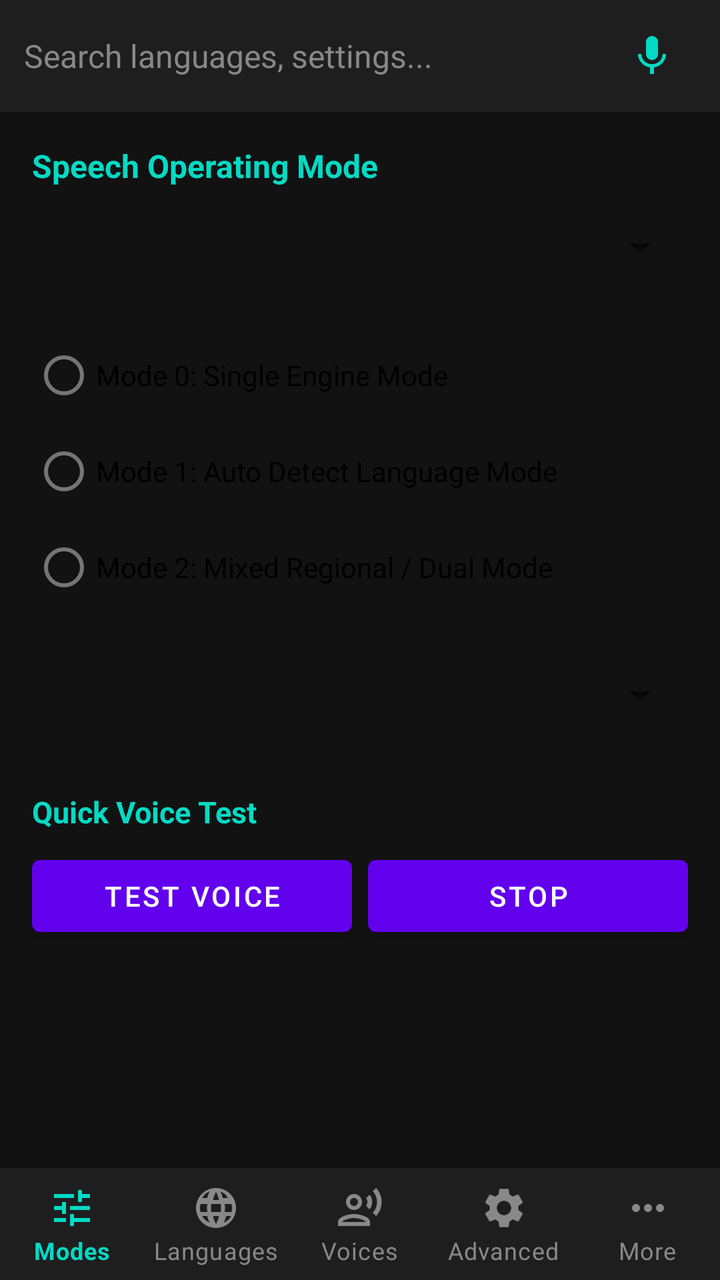
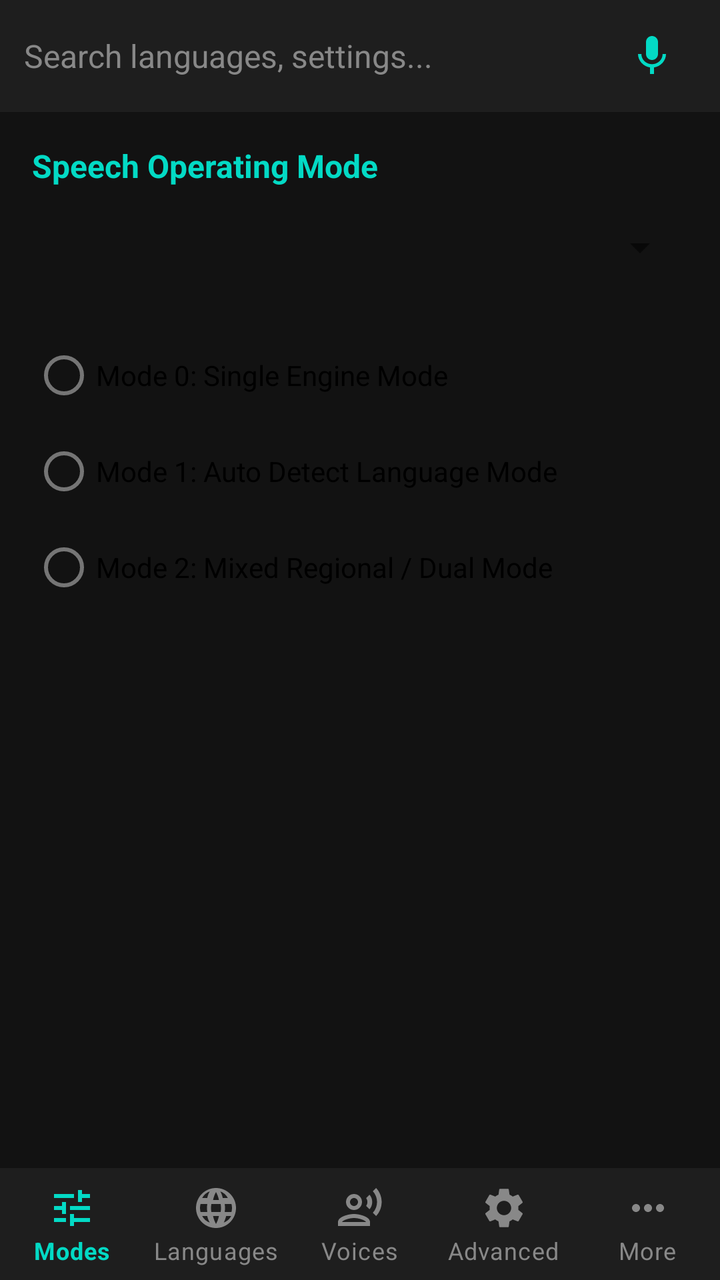

Screens rendered from an Android XML layout before and after an edit, with the pre-edit source and the edit as a unified diff.
<!-- AndroidManifest.xml: application theme Theme.SpeechPlusTTS -->
<!-- res/layout/activity_main.xml -->
<?xml version="1.0" encoding="utf-8"?>
<LinearLayout xmlns:android="http://schemas.android.com/apk/res/android"
    xmlns:app="http://schemas.android.com/apk/res-auto"
    android:layout_width="match_parent"
    android:layout_height="match_parent"
    android:orientation="vertical"
    android:background="#121212">

    
    <LinearLayout
        android:id="@+id/layoutSearchBar"
        android:layout_width="match_parent"
        android:layout_height="56dp"
        android:orientation="horizontal"
        android:gravity="center_vertical"
        android:paddingStart="12dp"
        android:paddingEnd="12dp"
        android:background="#1E1E1E">

        <EditText
            android:id="@+id/edtSearch"
            android:layout_width="0dp"
            android:layout_height="wrap_content"
            android:layout_weight="1"
            android:hint="Search languages, settings..."
            android:textColorHint="#888888"
            android:textColor="#FFFFFF"
            android:textSize="16sp"
            android:background="@null"
            android:singleLine="true"
            android:imeOptions="actionSearch" />

        <ImageButton
            android:id="@+id/btnClearSearch"
            android:layout_width="44dp"
            android:layout_height="44dp"
            android:background="?attr/selectableItemBackgroundBorderless"
            android:src="@drawable/ic_clear"
            android:contentDescription="Clear search text"
            android:visibility="gone" />

        <ImageButton
            android:id="@+id/btnVoiceSearch"
            android:layout_width="44dp"
            android:layout_height="44dp"
            android:background="?attr/selectableItemBackgroundBorderless"
            android:src="@drawable/ic_mic"
            android:contentDescription="Voice Search with Google Speech" />
    </LinearLayout>

    <FrameLayout
        android:id="@+id/fragmentContainer"
        android:layout_width="match_parent"
        android:layout_height="0dp"
        android:layout_weight="1">

        
        <ScrollView
            android:id="@+id/tabModes"
            android:layout_width="match_parent"
            android:layout_height="match_parent"
            android:padding="16dp"
            android:visibility="visible">

            <LinearLayout
                android:id="@+id/containerModes"
                android:layout_width="match_parent"
                android:layout_height="wrap_content"
                android:orientation="vertical">

                <TextView
                    android:layout_width="wrap_content"
                    android:layout_height="wrap_content"
                    android:text="Speech Operating Mode"
                    android:textColor="#03DAC5"
                    android:textSize="16sp"
                    android:textStyle="bold"
                    android:layout_marginBottom="6dp" />

                <Spinner
                    android:id="@+id/spinnerModes"
                    
                    android:layout_width="match_parent"
                    android:layout_height="48dp"
                    android:layout_marginBottom="16dp" />

                <RadioGroup
                    android:id="@+id/radioGroupModes"
                    android:layout_width="match_parent"
                    android:layout_height="wrap_content"
                    android:layout_marginBottom="16dp">
                    <RadioButton
                        android:id="@+id/radioMode0"
                        android:layout_width="wrap_content"
                        android:layout_height="wrap_content"
                        android:text="Mode 0: Single Engine Mode" />
                    <RadioButton
                        android:id="@+id/radioMode1"
                        android:layout_width="wrap_content"
                        android:layout_height="wrap_content"
                        android:text="Mode 1: Auto Detect Language Mode" />
                    <RadioButton
                        android:id="@+id/radioMode2"
                        android:layout_width="wrap_content"
                        android:layout_height="wrap_content"
                        android:text="Mode 2: Mixed Regional / Dual Mode" />
                </RadioGroup>

                <TextView
                    android:id="@+id/lblPrimaryEngine" android:visibility="gone"
                    android:layout_width="wrap_content"
                    android:layout_height="wrap_content"
                    android:text="Primary TTS Engine (Latin / English / Default)"
                    android:textColor="#03DAC5"
                    android:textSize="15sp"
                    android:textStyle="bold"
                    android:layout_marginBottom="6dp" />

                <Spinner
                    android:id="@+id/spinnerEngines" 
                    android:layout_width="match_parent"
                    android:layout_height="48dp"
                    android:layout_marginBottom="16dp" />

                <LinearLayout
                    android:id="@+id/layoutSecondary" android:visibility="gone"
                    android:layout_width="match_parent"
                    android:layout_height="wrap_content"
                    android:orientation="vertical">

                    <TextView
                        android:layout_width="wrap_content"
                        android:layout_height="wrap_content"
                        android:text="Secondary TTS Engine (Regional / Devanagari)"
                        android:textColor="#03DAC5"
                        android:textSize="15sp"
                        android:textStyle="bold"
                        android:layout_marginBottom="6dp" />

                    <Spinner
                        android:id="@+id/spinnerSecondaryEngines"
                        android:layout_width="match_parent"
                        android:layout_height="48dp"
                        android:layout_marginBottom="16dp" />
                </LinearLayout>

                <TextView
                    android:layout_width="wrap_content"
                    android:layout_height="wrap_content"
                    android:text="Quick Voice Test"
                    android:textColor="#03DAC5"
                    android:textSize="15sp"
                    android:textStyle="bold"
                    android:layout_marginTop="8dp"
                    android:layout_marginBottom="8dp" />

                <LinearLayout
                    android:layout_width="match_parent"
                    android:layout_height="wrap_content"
                    android:orientation="horizontal">

                    <Button
                        android:id="@+id/btnTestVoice"
                        android:layout_width="0dp"
                        android:layout_height="wrap_content"
                        android:layout_weight="1"
                        android:layout_marginEnd="8dp"
                        android:text="Test Voice" />

                    <Button
                        android:id="@+id/btnStopSpeaking"
                        android:layout_width="0dp"
                        android:layout_height="wrap_content"
                        android:layout_weight="1"
                        android:text="Stop" />
                </LinearLayout>

            </LinearLayout>
        </ScrollView>

        
        <ScrollView
            android:id="@+id/tabLanguages"
            android:layout_width="match_parent"
            android:layout_height="match_parent"
            android:padding="16dp"
            android:visibility="gone">

            <LinearLayout
                android:layout_width="match_parent"
                android:layout_height="wrap_content"
                android:orientation="vertical">

                <TextView
                    android:layout_width="wrap_content"
                    android:layout_height="wrap_content"
                    android:text="Supported Global Languages (A-Z)"
                    android:textColor="#03DAC5"
                    android:textSize="16sp"
                    android:textStyle="bold" />

                <TextView
                    android:layout_width="wrap_content"
                    android:layout_height="wrap_content"
                    android:text="Enable or disable specific languages for automatic routing."
                    android:textColor="#AAAAAA"
                    android:textSize="13sp"
                    android:layout_marginBottom="12dp" />

                <LinearLayout
                    android:layout_width="match_parent"
                    android:layout_height="wrap_content"
                    android:orientation="horizontal"
                    android:layout_marginBottom="12dp">

                    <Button
                        android:id="@+id/btnSelectAllLangs"
                        android:layout_width="0dp"
                        android:layout_height="wrap_content"
                        android:layout_weight="1"
                        android:layout_marginEnd="8dp"
                        android:text="Select All" />

                    <Button
                        android:id="@+id/btnClearAllLangs"
                        android:layout_width="0dp"
                        android:layout_height="wrap_content"
                        android:text="Clear All" />
                </LinearLayout>

                <LinearLayout
                    android:id="@+id/layoutLanguagesList"
                    android:layout_width="match_parent"
                    android:layout_height="wrap_content"
                    android:orientation="vertical" />

            </LinearLayout>
        </ScrollView>
        
        <ScrollView
            android:id="@+id/tabVoices"
            android:layout_width="match_parent"
            android:layout_height="match_parent"
            android:padding="16dp"
            android:visibility="gone">

            <LinearLayout
                android:id="@+id/containerVoices"
                android:layout_width="match_parent"
                android:layout_height="wrap_content"
                android:orientation="vertical">

                <TextView
                    android:layout_width="wrap_content"
                    android:layout_height="wrap_content"
                    android:text="1. Select Language (A-Z)"
                    android:textColor="#03DAC5"
                    android:textSize="15sp"
                    android:textStyle="bold"
                    android:layout_marginBottom="4dp" />

                <Spinner
                    android:id="@+id/spinnerVoiceLanguage"
                    android:layout_width="match_parent"
                    android:layout_height="48dp"
                    android:layout_marginBottom="14dp" />

                <TextView
                    android:layout_width="wrap_content"
                    android:layout_height="wrap_content"
                    android:text="2. Select TTS Engine"
                    android:textColor="#03DAC5"
                    android:textSize="15sp"
                    android:textStyle="bold"
                    android:layout_marginBottom="4dp" />

                <Spinner
                    android:id="@+id/spinnerVoiceEngine"
                    android:layout_width="match_parent"
                    android:layout_height="48dp"
                    android:layout_marginBottom="14dp" />

                <TextView
                    android:layout_width="wrap_content"
                    android:layout_height="wrap_content"
                    android:text="3. Select Voice Variant"
                    android:textColor="#03DAC5"
                    android:textSize="15sp"
                    android:textStyle="bold"
                    android:layout_marginBottom="4dp" />

                <Spinner
                    android:id="@+id/spinnerVoiceVariant"
                    android:layout_width="match_parent"
                    android:layout_height="48dp"
                    android:layout_marginBottom="16dp" />

                
                <TextView
                    android:id="@+id/lblVoicesRate"
                    android:layout_width="wrap_content"
                    android:layout_height="wrap_content"
                    android:text="Speech Rate: 1.0x"
                    android:textColor="#FFFFFF"
                    android:textSize="14sp" />

                <LinearLayout
                    android:layout_width="match_parent"
                    android:layout_height="wrap_content"
                    android:orientation="horizontal"
                    android:gravity="center_vertical"
                    android:layout_marginBottom="12dp">

                    <Button
                        android:id="@+id/btnRateMinus"
                        android:layout_width="48dp"
                        android:layout_height="44dp"
                        android:text="-"
                        android:textSize="18sp"
                        android:contentDescription="Decrease speech rate by 5 percent" />

                    <SeekBar
                        android:id="@+id/seekVoiceRate"
                        android:layout_width="0dp"
                        android:layout_height="wrap_content"
                        android:layout_weight="1"
                        android:max="100"
                        android:progress="50" />

                    <Button
                        android:id="@+id/btnRatePlus"
                        android:layout_width="48dp"
                        android:layout_height="44dp"
                        android:text="+"
                        android:textSize="18sp"
                        android:contentDescription="Increase speech rate by 5 percent" />
                </LinearLayout>

                
                <TextView
                    android:id="@+id/lblVoicesPitch"
                    android:layout_width="wrap_content"
                    android:layout_height="wrap_content"
                    android:text="Speech Pitch: 1.0x"
                    android:textColor="#FFFFFF"
                    android:textSize="14sp" />

                <LinearLayout
                    android:layout_width="match_parent"
                    android:layout_height="wrap_content"
                    android:orientation="horizontal"
                    android:gravity="center_vertical"
                    android:layout_marginBottom="12dp">

                    <Button
                        android:id="@+id/btnPitchMinus"
                        android:layout_width="48dp"
                        android:layout_height="44dp"
                        android:text="-"
                        android:textSize="18sp"
                        android:contentDescription="Decrease speech pitch by 5 percent" />

                    <SeekBar
                        android:id="@+id/seekVoicePitch"
                        android:layout_width="0dp"
                        android:layout_height="wrap_content"
                        android:layout_weight="1"
                        android:max="100"
                        android:progress="50" />

                    <Button
                        android:id="@+id/btnPitchPlus"
                        android:layout_width="48dp"
                        android:layout_height="44dp"
                        android:text="+"
                        android:textSize="18sp"
                        android:contentDescription="Increase speech pitch by 5 percent" />
                </LinearLayout>

                
                <TextView
                    android:id="@+id/lblVoicesVolume"
                    android:layout_width="wrap_content"
                    android:layout_height="wrap_content"
                    android:text="Voice Volume: 100%"
                    android:textColor="#FFFFFF"
                    android:textSize="14sp" />

                <SeekBar
                    android:id="@+id/seekVoiceVolume"
                    android:layout_width="match_parent"
                    android:layout_height="wrap_content"
                    android:max="100"
                    android:progress="100"
                    android:layout_marginBottom="16dp" />

                
                <LinearLayout
                    android:layout_width="match_parent"
                    android:layout_height="wrap_content"
                    android:orientation="horizontal"
                    android:layout_marginBottom="8dp">

                    <Button
                        android:id="@+id/btnTestVoiceSingle"
                        android:layout_width="0dp"
                        android:layout_height="wrap_content"
                        android:layout_weight="1"
                        android:layout_marginEnd="6dp"
                        android:text="Test Voice" />

                    <Button
                        android:id="@+id/btnDefaultVoice"
                        android:layout_width="0dp"
                        android:layout_height="wrap_content"
                        android:layout_weight="1"
                        android:text="Default" />
                </LinearLayout>

                <Button
                    android:id="@+id/btnSaveVoiceSettings"
                    android:layout_width="match_parent"
                    android:layout_height="52dp"
                    android:backgroundTint="#00E676"
                    android:textColor="#000000"
                    android:textStyle="bold"
                    android:text="Save Settings for this Language"
                    android:layout_marginBottom="20dp" />

                
                <TextView
                    android:layout_width="wrap_content"
                    android:layout_height="wrap_content"
                    android:text="Configured Language Mappings"
                    android:textColor="#03DAC5"
                    android:textSize="16sp"
                    android:textStyle="bold"
                    android:layout_marginBottom="8dp" />

                <LinearLayout
                    android:id="@+id/layoutConfiguredLanguages"
                    android:layout_width="match_parent"
                    android:layout_height="wrap_content"
                    android:orientation="vertical" />

            </LinearLayout>
        </ScrollView>
        
        <ScrollView
            android:id="@+id/tabAdvanced"
            android:layout_width="match_parent"
            android:layout_height="match_parent"
            android:padding="16dp"
            android:visibility="gone">

            <LinearLayout
                android:id="@+id/containerAdvanced"
                android:layout_width="match_parent"
                android:layout_height="wrap_content"
                android:orientation="vertical">

                <TextView
                    android:layout_width="wrap_content"
                    android:layout_height="wrap_content"
                    android:text="Audio Stream Routing"
                    android:textColor="#03DAC5"
                    android:textSize="15sp"
                    android:textStyle="bold"
                    android:layout_marginBottom="4dp" />

                <Spinner
                    android:id="@+id/spinnerAudioRouting"
                    android:layout_width="match_parent"
                    android:layout_height="48dp"
                    android:layout_marginBottom="16dp" />

                <CheckBox
                    android:id="@+id/chkAmplifyVolume"
                    android:layout_width="match_parent"
                    android:layout_height="wrap_content"
                    android:text="Volume Amplification (Boost Audio)"
                    android:textColor="#FFFFFF"
                    android:layout_marginBottom="8dp" />

                <CheckBox
                    android:id="@+id/chkKeepAlive"
                    android:layout_width="match_parent"
                    android:layout_height="wrap_content"
                    android:text="Keep TTS Engine Always Alive (Prevent Cold Start Lag)"
                    android:textColor="#FFFFFF"
                    android:layout_marginBottom="8dp" />

                <CheckBox
                    android:id="@+id/chkForceRate"
                    android:layout_width="match_parent"
                    android:layout_height="wrap_content"
                    android:text="Force App Rate (Override Screen Reader Speed)"
                    android:textColor="#FFFFFF"
                    android:layout_marginBottom="8dp" />

                <CheckBox
                    android:id="@+id/chkForcePitch"
                    android:layout_width="match_parent"
                    android:layout_height="wrap_content"
                    android:text="Force App Pitch (Override Screen Reader Pitch)"
                    android:textColor="#FFFFFF"
                    android:layout_marginBottom="8dp" />

                <CheckBox
                    android:id="@+id/chkStripAttributes"
                    android:layout_width="match_parent"
                    android:layout_height="wrap_content"
                    android:text="Remove Audio Attributes (Fix Cutoff on Samsung/Realme)"
                    android:textColor="#FFFFFF"
                    android:layout_marginBottom="8dp" />

                <CheckBox
                    android:id="@+id/chkQuickChar"
                    android:layout_width="match_parent"
                    android:layout_height="wrap_content"
                    android:text="Quick Character Read (0ms Typing Feedback)"
                    android:textColor="#FFFFFF"
                    android:layout_marginBottom="16dp" />

                <Button
                    android:id="@+id/btnIgnoreBattery"
                    android:layout_width="match_parent"
                    android:layout_height="wrap_content"
                    android:text="Request Battery Unrestricted (Zero Background Kill)"
                    android:layout_marginBottom="16dp" />

            </LinearLayout>
        </ScrollView>

        
        <ScrollView
            android:id="@+id/tabMore"
            android:layout_width="match_parent"
            android:layout_height="match_parent"
            android:padding="16dp"
            android:visibility="gone">

            <LinearLayout
                android:id="@+id/containerMore"
                android:layout_width="match_parent"
                android:layout_height="wrap_content"
                android:orientation="vertical">

                <TextView
                    android:layout_width="wrap_content"
                    android:layout_height="wrap_content"
                    android:text="System &amp; Quick Actions"
                    android:textColor="#03DAC5"
                    android:textSize="16sp"
                    android:textStyle="bold"
                    android:layout_marginBottom="10dp" />

                <Button
                    android:id="@+id/btnOpenSystemTts"
                    android:layout_width="match_parent"
                    android:layout_height="wrap_content"
                    android:text="Open Android Text-to-Speech Settings"
                    android:layout_marginBottom="8dp" />

                <Button
                    android:id="@+id/btnCheckUpdateMore" 
                    android:layout_width="match_parent"
                    android:layout_height="wrap_content"
                    android:text="Check for In-App Updates"
                    android:layout_marginBottom="8dp" />

                <Button
                    android:id="@+id/btnOpenAboutPage"
                    android:layout_width="match_parent"
                    android:layout_height="wrap_content"
                    android:text="Open Community &amp; Help Desk (All 10 Links)"
                    android:layout_marginBottom="20dp" />

                <TextView
                    android:layout_width="wrap_content"
                    android:layout_height="wrap_content"
                    android:text="About Developer: Paras Yadav"
                    android:textColor="#03DAC5"
                    android:textSize="16sp"
                    android:textStyle="bold"
                    android:layout_marginBottom="6dp" />

                <TextView
                    android:id="@+id/tvAboutExcerpt"
                    android:layout_width="match_parent"
                    android:layout_height="wrap_content"
                    android:text="Speech Plus TTS is built with a Zero-Lag mission for visually impaired users. Developer: Paras Yadav. Join our community for voice-first Android innovations, accessible gaming, and peer guidance.\n\nDeveloper: Paras Yadav. Speech Plus TTS."
                    android:textColor="#CCCCCC"
                    android:textSize="14sp"
                    android:lineSpacingExtra="4dp" />

            </LinearLayout>
        </ScrollView>

    </FrameLayout>

    
    <com.google.android.material.bottomnavigation.BottomNavigationView
        android:id="@+id/bottomNavigation"
        android:layout_width="match_parent"
        android:layout_height="wrap_content"
        android:background="#1E1E1E"
        app:itemIconTint="@color/bottom_nav_color_selector"
        app:itemTextColor="@color/bottom_nav_color_selector"
        app:labelVisibilityMode="labeled"
        app:menu="@menu/bottom_nav_menu" />

</LinearLayout>
<!-- resources referenced by this layout -->
<resources>
  <!-- drawable ic_clear (drawable) -->
  <vector xmlns:android="http://schemas.android.com/apk/res/android"
      android:width="24dp"
      android:height="24dp"
      android:viewportWidth="24"
      android:viewportHeight="24">
      <path
          android:fillColor="#AAAAAA"
          android:pathData="M19,6.41L17.59,5 12,10.59 6.41,5 5,6.41 10.59,12 5,17.59 6.41,19 12,13.41 17.59,19 19,17.59 13.41,12z"/>
  </vector>
  <!-- drawable ic_mic (drawable) -->
  <vector xmlns:android="http://schemas.android.com/apk/res/android"
      android:width="24dp"
      android:height="24dp"
      android:viewportWidth="24"
      android:viewportHeight="24">
      <path
          android:fillColor="#03DAC5"
          android:pathData="M12,14c1.66,0 3,-1.34 3,-3V5c0,-1.66 -1.34,-3 -3,-3S9,3.34 9,5v6c0,1.66 1.34,3 3,3zM17.3,11c0,3 -2.54,5.1 -5.3,5.1S6.7,14 6.7,11H5c0,3.41 2.72,6.23 6,6.72V21h2v-3.28c3.28,-0.48 6,-3.3 6,-6.72h-1.7z"/>
  </vector>
  <style name="Theme.SpeechPlusTTS" parent="Theme.MaterialComponents.DayNight.DarkActionBar">
          <item name="colorPrimary">@color/purple_500</item>
          <item name="colorPrimaryVariant">@color/purple_700</item>
          <item name="colorSecondary">@color/teal_200</item>
      </style>
  <color name="purple_500">#6200EE</color>
  <color name="purple_700">#3700B3</color>
  <color name="teal_200">#03DAC5</color>
</resources>

<!-- the commit's change to res/layout/activity_main.xml (unified diff, before → after) -->
@@ -106,74 +106,7 @@
                         android:text="Mode 2: Mixed Regional / Dual Mode" />
                 </RadioGroup>
 
-                <TextView
-                    android:id="@+id/lblPrimaryEngine" android:visibility="gone"
-                    android:layout_width="wrap_content"
-                    android:layout_height="wrap_content"
-                    android:text="Primary TTS Engine (Latin / English / Default)"
-                    android:textColor="#03DAC5"
-                    android:textSize="15sp"
-                    android:textStyle="bold"
-                    android:layout_marginBottom="6dp" />
-
-                <Spinner
-                    android:id="@+id/spinnerEngines" 
-                    android:layout_width="match_parent"
-                    android:layout_height="48dp"
-                    android:layout_marginBottom="16dp" />
-
-                <LinearLayout
-                    android:id="@+id/layoutSecondary" android:visibility="gone"
-                    android:layout_width="match_parent"
-                    android:layout_height="wrap_content"
-                    android:orientation="vertical">
-
-                    <TextView
-                        android:layout_width="wrap_content"
-                        android:layout_height="wrap_content"
-                        android:text="Secondary TTS Engine (Regional / Devanagari)"
-                        android:textColor="#03DAC5"
-                        android:textSize="15sp"
-                        android:textStyle="bold"
-                        android:layout_marginBottom="6dp" />
-
-                    <Spinner
-                        android:id="@+id/spinnerSecondaryEngines"
-                        android:layout_width="match_parent"
-                        android:layout_height="48dp"
-                        android:layout_marginBottom="16dp" />
-                </LinearLayout>
-
-                <TextView
-                    android:layout_width="wrap_content"
-                    android:layout_height="wrap_content"
-                    android:text="Quick Voice Test"
-                    android:textColor="#03DAC5"
-                    android:textSize="15sp"
-                    android:textStyle="bold"
-                    android:layout_marginTop="8dp"
-                    android:layout_marginBottom="8dp" />
-
-                <LinearLayout
-                    android:layout_width="match_parent"
-                    android:layout_height="wrap_content"
-                    android:orientation="horizontal">
-
-                    <Button
-                        android:id="@+id/btnTestVoice"
-                        android:layout_width="0dp"
-                        android:layout_height="wrap_content"
-                        android:layout_weight="1"
-                        android:layout_marginEnd="8dp"
-                        android:text="Test Voice" />
-
-                    <Button
-                        android:id="@+id/btnStopSpeaking"
-                        android:layout_width="0dp"
-                        android:layout_height="wrap_content"
-                        android:layout_weight="1"
-                        android:text="Stop" />
-                </LinearLayout>
+                
 
             </LinearLayout>
         </ScrollView>
@@ -475,22 +408,6 @@
                     android:layout_marginBottom="16dp" />
 
                 <CheckBox
-                    android:id="@+id/chkAmplifyVolume"
-                    android:layout_width="match_parent"
-                    android:layout_height="wrap_content"
-                    android:text="Volume Amplification (Boost Audio)"
-                    android:textColor="#FFFFFF"
-                    android:layout_marginBottom="8dp" />
-
-                <CheckBox
-                    android:id="@+id/chkKeepAlive"
-                    android:layout_width="match_parent"
-                    android:layout_height="wrap_content"
-                    android:text="Keep TTS Engine Always Alive (Prevent Cold Start Lag)"
-                    android:textColor="#FFFFFF"
-                    android:layout_marginBottom="8dp" />
-
-                <CheckBox
                     android:id="@+id/chkForceRate"
                     android:layout_width="match_parent"
                     android:layout_height="wrap_content"
@@ -513,14 +430,6 @@
                     android:text="Remove Audio Attributes (Fix Cutoff on Samsung/Realme)"
                     android:textColor="#FFFFFF"
                     android:layout_marginBottom="8dp" />
-
-                <CheckBox
-                    android:id="@+id/chkQuickChar"
-                    android:layout_width="match_parent"
-                    android:layout_height="wrap_content"
-                    android:text="Quick Character Read (0ms Typing Feedback)"
-                    android:textColor="#FFFFFF"
-                    android:layout_marginBottom="16dp" />
 
                 <Button
                     android:id="@+id/btnIgnoreBattery"
